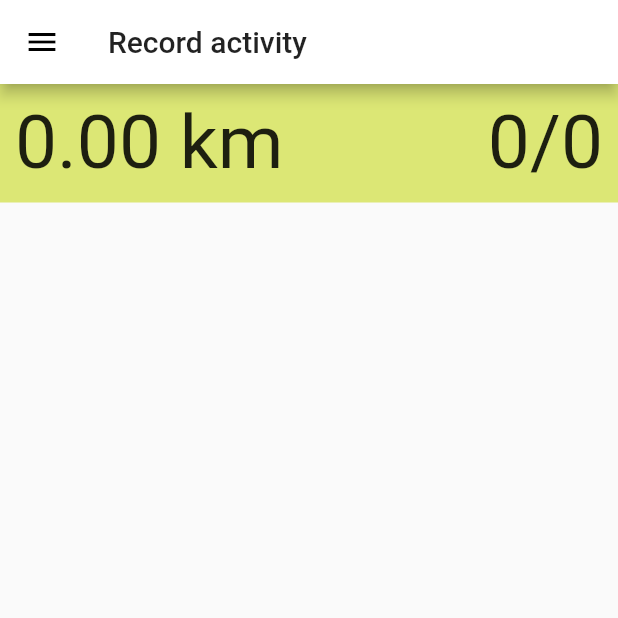
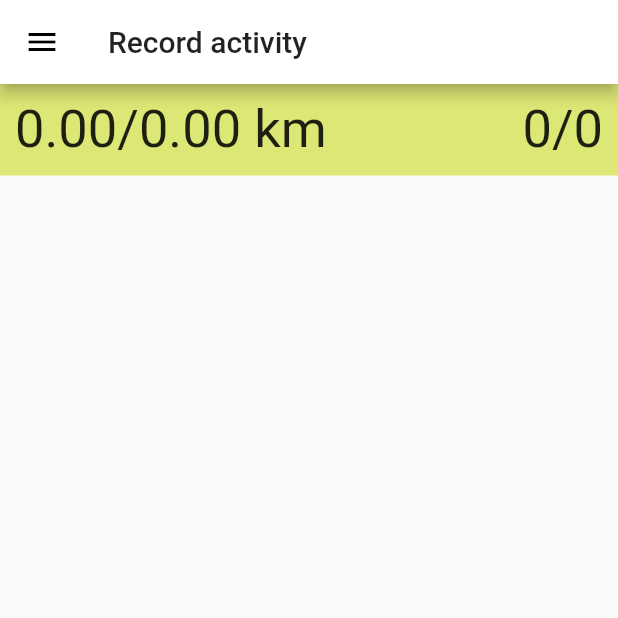
Before and after one commit to adam-pociejowski/sport-activity-assistant, a Flutter app: the screen it shows after launch, on a phone screen of 412 x 824 dp, the top half of it. Run offline on Flutter 3.47's test engine with Material 2 defaults, Android fonts, the phone set to English and light mode, and no system bars; our stand-ins replace location; missing offline and left inert: global_configuration; generated files the repository leaves out were written again; network calls fail; statements that could not run were skipped.

Commit message:
Refactored widgets structure

```diff
--- a/lib/main.dart
+++ b/lib/main.dart
@@ -1,6 +1,6 @@
 import 'package:flutter/material.dart';
 import 'package:flutterapp/service/simulate_race_location_observer.dart';
-import 'package:flutterapp/widget/record_activity_widget.dart';
+import 'package:flutterapp/widget/record_activity/record_activity_widget.dart';
 import 'package:global_configuration/global_configuration.dart';
 
 void main() async {
--- a/lib/model/activity/record_activity_widget_model.dart
+++ b/lib/model/activity/record_activity_widget_model.dart
@@ -2,12 +2,14 @@ import 'package:flutterapp/enums/activity_type.dart';
 import 'package:flutterapp/enums/ranking_item_race_event_type.dart';
 
 class RecordActivityWidgetModel {
-  final double currentDistanceInKm;
+  final double currentDistance;
+  final double overallDistance;
   final int currentPlayerPosition;
   final List<RecordActivityWidgetRankingItem> ranking;
 
   RecordActivityWidgetModel(
-      this.currentDistanceInKm,
+      this.currentDistance,
+      this.overallDistance,
       this.currentPlayerPosition,
       this.ranking);
 }
--- a/lib/service/abstract_activity_location_observer.dart
+++ b/lib/service/abstract_activity_location_observer.dart
@@ -6,7 +6,7 @@ import 'package:flutterapp/model/location/location_point.dart';
 import 'package:flutterapp/service/location/location_observer.dart';
 import 'package:flutterapp/service/player_activity_service.dart';
 import 'package:flutterapp/util/datetime_utils.dart';
-import 'package:flutterapp/widget/record_activity_widget.dart';
+import 'package:flutterapp/widget/record_activity/record_activity_widget.dart';
 import 'package:global_configuration/global_configuration.dart';
 import 'package:intl/intl.dart';
 import 'location/location_service.dart';
--- a/lib/service/compare_your_results_location_observer.dart
+++ b/lib/service/compare_your_results_location_observer.dart
@@ -19,6 +19,7 @@ class CompareYourResultsLocationObserver extends AbstractActivityLocationObserve
   RecordActivityWidgetModel mapToModel(String responseJson) {
     return new RecordActivityWidgetModel(
         playerActivityService.model.totalDistance / 1000.0,
+        10.1,
         1,
         prepareSortedRankingItems(responseJson)
     );
--- /dev/null
+++ b/lib/widget/record_activity/record_activity_stats_bar_widget.dart
@@ -0,0 +1,51 @@
+import 'package:flutter/material.dart';
+import 'package:flutterapp/model/activity/record_activity_widget_model.dart';
+import 'package:intl/intl.dart';
+
+class RecordActivityStatsBarWidget extends StatefulWidget {
+  RecordActivityWidgetModel model;
+  MaterialColor materialColor;
+
+  RecordActivityStatsBarWidget(this.model, this.materialColor);
+
+  @override
+  _RecordActivityStatsBarWidgetState createState() => _RecordActivityStatsBarWidgetState();
+}
+
+class _RecordActivityStatsBarWidgetState extends State<RecordActivityStatsBarWidget> {
+
+  @override
+  Widget build(BuildContext context) {
+    return Container(
+      padding: const EdgeInsets.all(10.0),
+      color: widget.materialColor.shade300,
+      child: Row(
+        children: <Widget>[
+          Expanded(
+            flex: 65,
+            child: Column(
+              crossAxisAlignment: CrossAxisAlignment.start,
+              children: <Widget>[
+                Text(
+                    new NumberFormat("##0.00", "en_US").format(widget.model.currentDistance).toString() +
+                        '/' +
+                        new NumberFormat("##0.00", "en_US").format(widget.model.overallDistance).toString() +
+                        ' km',
+                    style: TextStyle(fontSize: 35)),
+              ],
+            ),
+          ),
+          Expanded(
+            flex: 35,
+            child: Column(
+              crossAxisAlignment: CrossAxisAlignment.end,
+              children: <Widget>[
+                Text('${widget.model.currentPlayerPosition}/${widget.model.ranking.length}', style: TextStyle(fontSize: 35)),
+              ],
+            ),
+          ),
+        ],
+      ),
+    );
+  }
+}
```
Also changed, not shown: lib/service/simulate_race_location_observer.dart (+8 -7 lines), lib/widget/record_activity/record_activity_ranking_item_widget.dart (added, +77 -0 lines), lib/widget/record_activity/record_activity_widget.dart (added, +61 -0 lines), lib/widget/record_activity_widget.dart (deleted, +0 -145 lines).
